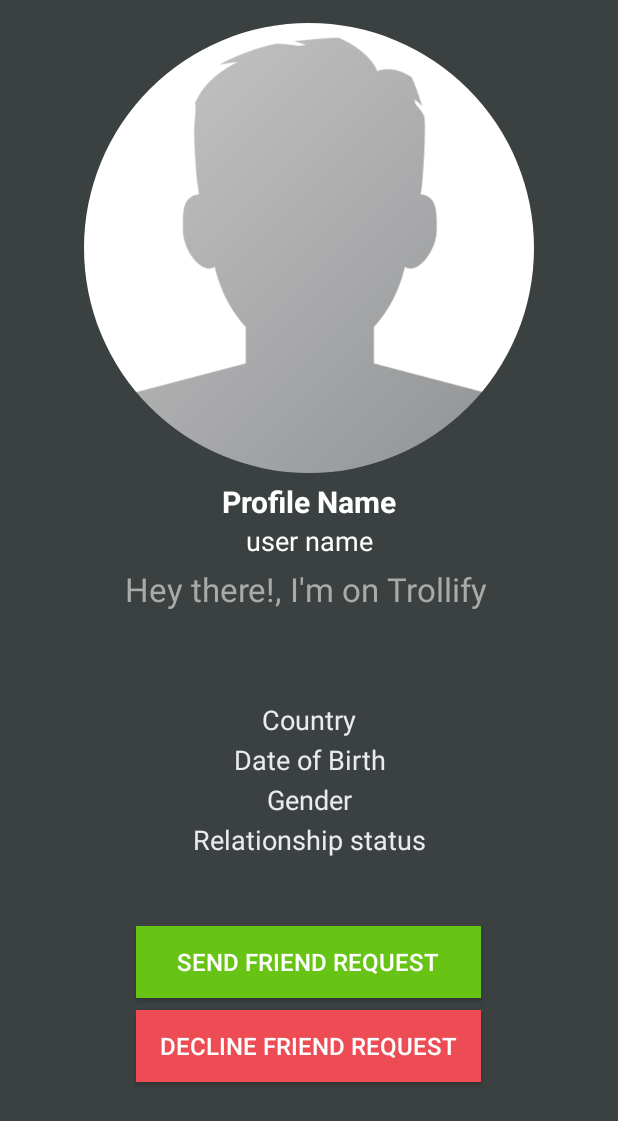
After one commit to waqqas7/Trollify, an Android app: the PersonProfileActivity screen opened directly, with no data from a screen before it, on a phone screen of 412 x 824 dp. The commit adds this screen. Shown: the top 1121 px of the screen. Run offline under Robolectric (Android 15) with nearby library versions, the phone set to English and light mode, and no system bars; our stand-ins replace CircleImageView, Firebase (no records; nobody signed in at launch, a user with empty details on screens opened directly), Picasso; 1 statement that could not run was skipped.

Commit message:
Waqqas Commit Video#46 & #47

```diff
--- a/app/src/main/AndroidManifest.xml
+++ b/app/src/main/AndroidManifest.xml
@@ -13,8 +13,10 @@
         android:roundIcon="@mipmap/ic_launcher_round"
         android:supportsRtl="true"
         android:theme="@style/AppTheme">
-        <activity android:name=".ResetPasswordActivity"
-            android:parentActivityName=".MainActivity"></activity>
+        <activity android:name=".PersonProfileActivity"></activity>
+        <activity
+            android:name=".ResetPasswordActivity"
+            android:parentActivityName=".MainActivity" />
         <activity android:name=".CommentsActivity" />
         <activity
             android:name=".FindFriendsActivity"
--- a/app/src/main/java/com/example/trollify/CommentsActivity.java
+++ b/app/src/main/java/com/example/trollify/CommentsActivity.java
@@ -95,14 +95,15 @@ public class CommentsActivity extends AppCompatActivity
     }
 
     @Override
-    protected void onStart() {
-
+    protected void onStart()
+    {
         super.onStart();
 
         FirebaseRecyclerOptions<Comments> options =
                 new FirebaseRecyclerOptions.Builder<Comments>()
                 .setQuery(PostsRef, Comments.class)
                 .build();
+
         FirebaseRecyclerAdapter firebaseRecyclerAdapter =
                 new FirebaseRecyclerAdapter<Comments, CommentsViewHolder>(options)
         {
@@ -115,37 +116,43 @@ public class CommentsActivity extends AppCompatActivity
             }
             @NonNull
             @Override
-            public CommentsViewHolder onCreateViewHolder(@NonNull ViewGroup parent, int viewType) {
+            public CommentsViewHolder onCreateViewHolder(@NonNull ViewGroup parent, int viewType)
+            {
                 View view = LayoutInflater.from(parent.getContext())
                         .inflate(R.layout.all_comments_layout,parent,false);
                 return new CommentsViewHolder(view);
             }
         };
-
+        firebaseRecyclerAdapter.startListening();
         CommentsList.setAdapter(firebaseRecyclerAdapter);
-        firebaseRecyclerAdapter.startListening();
     }
 
-    public static class CommentsViewHolder extends RecyclerView.ViewHolder{
+    public static class CommentsViewHolder extends RecyclerView.ViewHolder
+    {
         View mView;
 
-        public CommentsViewHolder(@NonNull View itemView) {
+        public CommentsViewHolder(@NonNull View itemView)
+        {
             super(itemView);
             mView = itemView;
         }
-        public void setUsername(String username) {
+        public void setUsername(String username)
+        {
             TextView myUserName = (TextView) mView.findViewById(R.id.comment_username);
             myUserName.setText("@"+username+" ");
         }
-        public void setComment(String comment) {
+        public void setComment(String comment)
+        {
             TextView myComment = (TextView) mView.findViewById(R.id.comment_text);
             myComment.setText(comment);
         }
-        public void setDate(String date) {
+        public void setDate(String date)
+        {
             TextView myDate = (TextView) mView.findViewById(R.id.comment_date);
             myDate.setText("Date: "+date);
         }
-        public void setTime(String time) {
+        public void setTime(String time)
+        {
             TextView myTime = (TextView) mView.findViewById(R.id.comment_time);
             myTime.setText("Time:"+time);
         }
--- a/app/src/main/java/com/example/trollify/FindFriendsActivity.java
+++ b/app/src/main/java/com/example/trollify/FindFriendsActivity.java
@@ -2,6 +2,8 @@ package com.example.trollify;
 
 import androidx.annotation.NonNull;
 import androidx.appcompat.app.AppCompatActivity;
+
+import android.content.Intent;
 import android.os.Bundle;
 import android.view.LayoutInflater;
 import android.view.View;
@@ -92,11 +94,23 @@ public class FindFriendsActivity extends AppCompatActivity
             }
 
             @Override
-            protected void onBindViewHolder(FindFriendsViewHolder holder, int position, FindFriends model)
+            protected void onBindViewHolder(FindFriendsViewHolder holder, final int position, FindFriends model)
             {
                  holder.setFullname(model.getFullname());
                  holder.setStatus(model.getStatus());
                  holder.setProfileimage(model.getProfileimage());
+
+                 holder.mView.setOnClickListener(new View.OnClickListener() {
+                     @Override
+                     public void onClick(View view)
+                     {
+                        String visit_user_id = getRef(position).getKey();
+
+                        Intent personProfileIntent = new Intent(FindFriendsActivity.this, PersonProfileActivity.class);
+                        personProfileIntent.putExtra("visit_user_id", visit_user_id);
+                        startActivity(personProfileIntent);
+                     }
+                 });
             }
 
         };
--- /dev/null
+++ b/app/src/main/java/com/example/trollify/PersonProfileActivity.java
@@ -0,0 +1,92 @@
+package com.example.trollify;
+
+import androidx.annotation.NonNull;
+import androidx.appcompat.app.AppCompatActivity;
+
+import android.os.Bundle;
+import android.widget.Button;
+import android.widget.TextView;
+
+import com.google.firebase.auth.FirebaseAuth;
+import com.google.firebase.database.DataSnapshot;
+import com.google.firebase.database.DatabaseError;
+import com.google.firebase.database.DatabaseReference;
+import com.google.firebase.database.FirebaseDatabase;
+import com.google.firebase.database.ValueEventListener;
+import com.squareup.picasso.Picasso;
+
+import de.hdodenhof.circleimageview.CircleImageView;
+
+public class PersonProfileActivity extends AppCompatActivity
+{
+    private TextView userName, userProfName, userStatus, userCountry, userGender, userRelation, userDOB;
+    private CircleImageView userProfileImage;
+    private Button SendFriendReqButton, DeclineFriendReqButton;
+
+    private DatabaseReference profileUserRef, UsersRef;
+    private FirebaseAuth mAuth;
+    private String senderUserId, receiverUserId;
+
+    @Override
+    protected void onCreate(Bundle savedInstanceState)
+    {
+        super.onCreate(savedInstanceState);
+        setContentView(R.layout.activity_person_profile);
+
+        mAuth = FirebaseAuth.getInstance();
+
+        receiverUserId = getIntent().getExtras().get("visit_user_id").toString();
+        UsersRef = FirebaseDatabase.getInstance().getReference().child("Users");
+
+        InitializeFields();
+
+        UsersRef.child(receiverUserId).addValueEventListener(new ValueEventListener() {
+            @Override
+            public void onDataChange(@NonNull DataSnapshot snapshot)
+            {
+                if(snapshot.exists())
+                {
+                    String myProfileImage = snapshot.child("profileimage").getValue().toString();
+                    String myUserName = snapshot.child("username").getValue().toString();
+                    String myProfileName = snapshot.child("fullname").getValue().toString();
+                    String myProfileStatus = snapshot.child("status").getValue().toString();
+                    String myDOB = snapshot.child("dob").getValue().toString();
+                    String myCountry = snapshot.child("country").getValue().toString();
+                    String myGender = snapshot.child("gender").getValue().toString();
+                    String myRelationshipStatus = snapshot.child("relationshipstatus").getValue().toString();
+
+                    Picasso.get().load(myProfileImage).placeholder(R.drawable.profile).into(userProfileImage);
+
+                    userName.setText("@" + myUserName);
+                    userProfName.setText(myProfileName);
+                    userStatus.setText(myProfileStatus);
+                    userDOB.setText("DOB: " + myDOB);
+                    userCountry.setText("Country: " + myCountry);
+                    userGender.setText("Gender: " + myGender);
+                    userRelation.setText("Relationship: " + myRelationshipStatus);
+                }
+            }
+
+            @Override
+            public void onCancelled(@NonNull DatabaseError error) {
+
+            }
+        });
+    }
+
+    private void InitializeFields()
+    {
+        userName = (TextView) findViewById(R.id.person_username);
+        userProfName = (TextView)findViewById(R.id.person_full_name);
+        userStatus = (TextView)findViewById(R.id.person_profile_status);
+        userCountry = (TextView)findViewById(R.id.person_country);
+        userGender = (TextView)findViewById(R.id.person_gender);
+        userRelation = (TextView)findViewById(R.id.person_relationship_status);
+        userDOB = (TextView)findViewById(R.id.person_dob);
+
+        userProfileImage = (CircleImageView)findViewById(R.id.person_profile_pic);
+
+        SendFriendReqButton = (Button) findViewById(R.id.person_send_friend_request_btn);
+        DeclineFriendReqButton = (Button) findViewById(R.id.person_decline_friend_request);
+    }
+}
--- /dev/null
+++ b/app/src/main/res/layout/activity_person_profile.xml
@@ -0,0 +1,143 @@
+<?xml version="1.0" encoding="utf-8"?>
+<RelativeLayout
+    xmlns:android="http://schemas.android.com/apk/res/android"
+    xmlns:app="http://schemas.android.com/apk/res-auto"
+    xmlns:tools="http://schemas.android.com/tools"
+    android:layout_width="match_parent"
+    android:layout_height="match_parent"
+    android:background="@color/colorProfile"
+    tools:context=".PersonProfileActivity">
+
+    <ScrollView
+        android:layout_width="match_parent"
+        android:layout_height="match_parent"
+        android:layout_alignParentStart="true"
+        android:layout_alignParentTop="true">
+
+        <RelativeLayout
+            android:layout_width="match_parent"
+            android:layout_height="match_parent">
+
+            <de.hdodenhof.circleimageview.CircleImageView
+                android:id="@+id/person_profile_pic"
+                android:layout_width="300dp"
+                android:layout_height="300dp"
+                android:layout_alignParentTop="true"
+                android:layout_centerHorizontal="true"
+                android:layout_marginTop="15dp"
+                android:src="@drawable/profile"/>
+
+            <TextView
+                android:id="@+id/person_full_name"
+                android:layout_width="match_parent"
+                android:layout_height="wrap_content"
+                android:text="Profile Name"
+                android:layout_below="@+id/person_profile_pic"
+                android:layout_marginTop="5dp"
+                android:textAlignment="center"
+                android:textAllCaps="false"
+                android:textColor="@android:color/background_light"
+                android:textSize="20sp"
+                android:textStyle="bold"/>
+
+            <TextView
+                android:id="@+id/person_username"
+                android:layout_width="match_parent"
+                android:layout_height="wrap_content"
+                android:text="user name"
+                android:layout_below="@+id/person_full_name"
+                android:textAlignment="center"
+                android:textAllCaps="false"
+                android:textColor="@android:color/background_light"
+                android:textSize="18sp"/>
+
+            <TextView
+                android:id="@+id/person_profile_status"
+                android:layout_width="match_parent"
+                android:layout_height="wrap_content"
+                android:text="Hey there!, I'm on Trollify "
+                android:layout_below="@+id/person_username"
+                android:layout_marginTop="5dp"
+                android:textAlignment="center"
+                android:textAllCaps="false"
+                android:textColor="@android:color/darker_gray"
+                android:textSize="22sp" />
+
+            <TextView
+                android:id="@+id/person_country"
+                android:layout_width="match_parent"
+                android:layout_height="wrap_content"
+                android:text="Country"
+                android:layout_below="@+id/person_profile_status"
+                android:layout_marginTop="60dp"
+                android:textAlignment="center"
+                android:textAllCaps="false"
+                android:textColor="@color/colorAccent"
+                android:textSize="18sp" />
+
+            <TextView
+                android:id="@+id/person_dob"
+                android:layout_width="match_parent"
+                android:layout_height="wrap_content"
+                android:text="Date of Birth"
+                android:layout_below="@+id/person_country"
+                android:layout_marginTop="2dp"
+                android:textAlignment="center"
+                android:textAllCaps="false"
+                android:textColor="@color/colorAccent"
+                android:textSize="18sp" />
+
+            <TextView
+                android:id="@+id/person_gender"
+                android:layout_width="match_parent"
+                android:layout_height="wrap_content"
+                android:text="Gender"
+                android:layout_below="@+id/person_dob"
+                android:layout_marginTop="2dp"
+                android:textAlignment="center"
+                android:textAllCaps="false"
+                android:textColor="@color/colorAccent"
+                android:textSize="18sp" />
+
+            <TextView
+                android:id="@+id/person_relationship_status"
+                android:layout_width="match_parent"
+                android:layout_height="wrap_content"
+                android:text="Relationship status"
+                android:layout_below="@+id/person_gender"
+                android:layout_marginTop="2dp"
+                android:textAlignment="center"
+                android:textAllCaps="false"
+                android:textColor="@color/colorAccent"
+                android:textSize="18sp" />
+
+            <Button
+                android:id="@+id/person_send_friend_request_btn"
+                android:layout_width="230dp"
+                android:layout_height="wrap_content"
+                android:layout_below="@+id/person_relationship_status"
+                android:layout_marginTop="45dp"
+                android:background="@color/colorPrimaryDark"
+                android:text="Send Friend Request"
+                android:textColor="@android:color/background_light"
+                android:textSize="16sp"
+                android:layout_centerHorizontal="true" />
+
+            <Button
+                android:id="@+id/person_decline_friend_request"
+                android:layout_width="230dp"
+                android:layout_height="wrap_content"
+                android:layout_below="@+id/person_send_friend_request_btn"
+                android:layout_marginTop="8dp"
+                android:layout_marginBottom="10dp"
+                android:background="@color/colorPrimary"
+                android:text="Decline Friend Request"
+                android:textColor="@android:color/background_light"
+                android:textSize="16sp"
+                android:layout_centerHorizontal="true" />
+
+        </RelativeLayout>
+
+    </ScrollView>
+
+</RelativeLayout>
```
Also changed, not shown: 1 other file.
